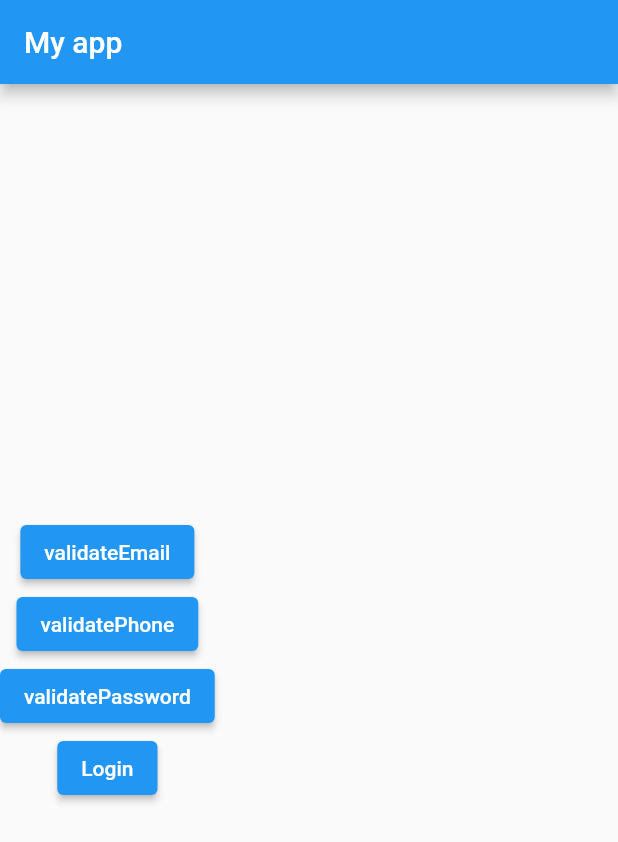
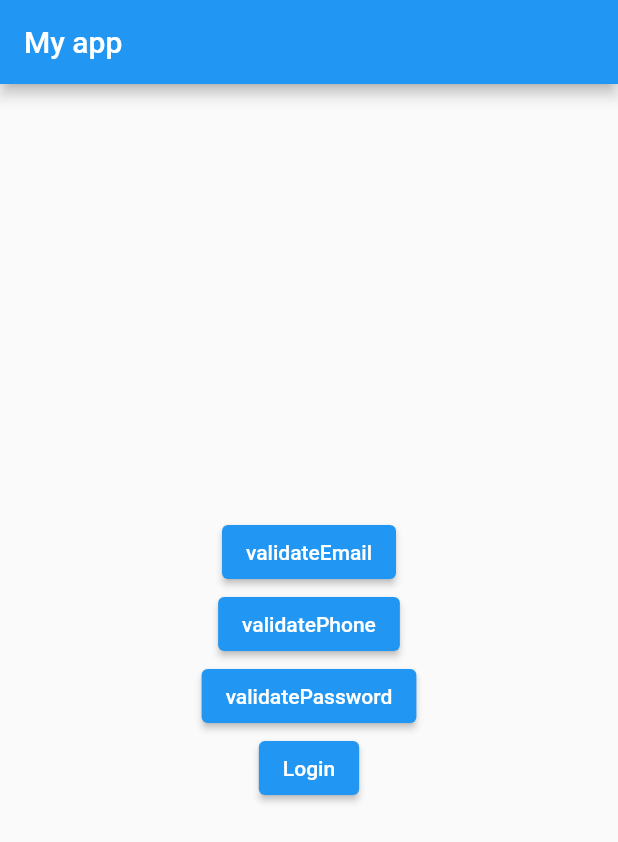
Before and after one commit to DaveatCor/sample_structure, a Flutter app: the screen it shows after launch, after a tap on "Login", on a phone screen of 412 x 824 dp. Shown: the top 842 px of the screen. Run offline on Flutter 3.47's test engine with Material 2 defaults, Android fonts, the phone set to English and light mode, and no system bars.

Commit message:
init project, date 23/Feb/22

```diff
--- a/lib/login/body_login.dart
+++ b/lib/login/body_login.dart
@@ -17,7 +17,9 @@ class LoginBody extends StatelessWidget {
         // the App.build method, and use it to set our appbar title.
         title: Text("My app"),
       ),
-      body: Column(
+      body: Container(
+        width: MediaQuery.of(context).size.width,
+        child: Column(
           crossAxisAlignment: CrossAxisAlignment.center,
           mainAxisAlignment: MainAxisAlignment.center,
           children: [
@@ -29,23 +31,24 @@ class LoginBody extends StatelessWidget {
             ),
             ElevatedButton(
               onPressed: (){
-              validateEmail!("Phone");
+                validatePhoneNumber!("Phone");
               },
               child: Text("validatePhone")
             ),
             ElevatedButton(
               onPressed: (){
-              validateEmail!("Pass");
+                validatePassword!("Pass");
               },
               child: Text("validatePassword")
             ),
             ElevatedButton(
               onPressed: () async {
-              await validateEmail!();
+                await login!();
               },
               child: Text("Login")
             )
           ],
+        )
       ), // This trailing comma makes auto-formatting nicer for build methods.
     );
   }
--- a/lib/login/login.dart
+++ b/lib/login/login.dart
@@ -30,12 +30,12 @@ class _LoginState extends State<Login> {
 
     });
   }
-  Future<void>? login(){
+  Future<void> login() async {
     print("Hello login");
     setState(() {
 
     });
-    return null;
+    await Future.delayed(Duration(seconds: 1), (){});
   }
 
   @override
```
Lines whose indentation alone changed are shown as unchanged.
